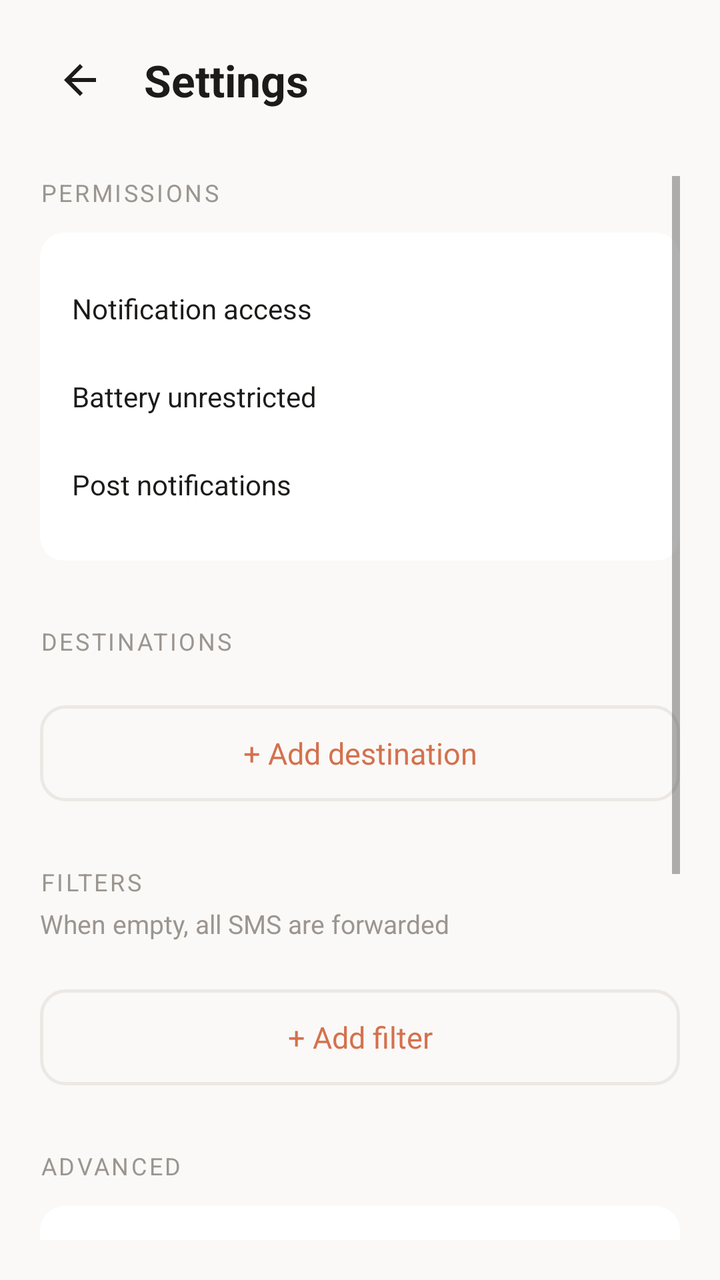
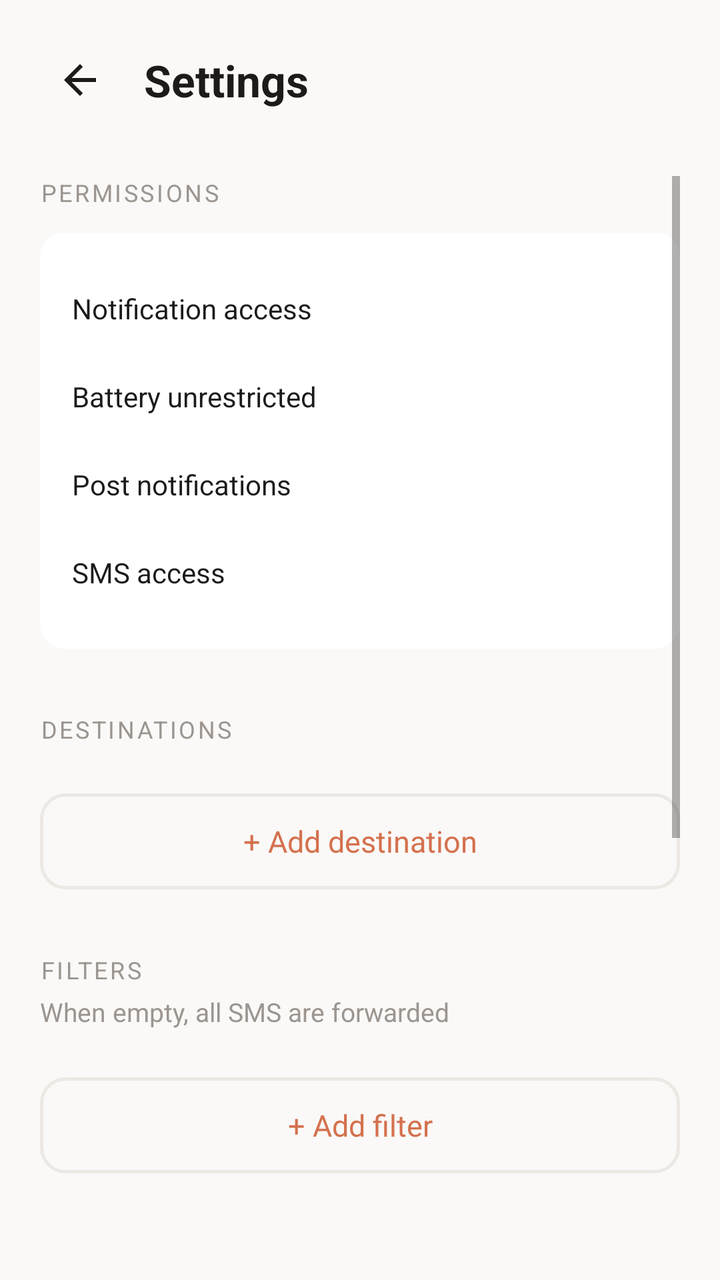

Before-and-after screenshots of an Android layout around one commit, followed by the original layout XML and the change that was made.
<!-- AndroidManifest.xml: application theme Theme.SmsForward -->
<!-- res/layout/activity_settings.xml -->
<?xml version="1.0" encoding="utf-8"?>
<LinearLayout xmlns:android="http://schemas.android.com/apk/res/android"
    android:layout_width="match_parent"
    android:layout_height="match_parent"
    android:orientation="vertical"
    android:background="@color/background"
    android:padding="20dp">

    
    <LinearLayout
        android:layout_width="match_parent"
        android:layout_height="wrap_content"
        android:orientation="horizontal"
        android:gravity="center_vertical"
        android:layout_marginBottom="28dp">

        <ImageView
            android:id="@+id/btn_back"
            android:layout_width="40dp"
            android:layout_height="40dp"
            android:src="@drawable/ic_back"
            android:padding="8dp"
            android:background="?attr/selectableItemBackgroundBorderless"
            android:contentDescription="Back" />

        <TextView
            android:layout_width="wrap_content"
            android:layout_height="wrap_content"
            android:text="Settings"
            android:textSize="22sp"
            android:textStyle="bold"
            android:textColor="@color/text_primary"
            android:layout_marginStart="12dp" />
    </LinearLayout>

    <ScrollView
        android:layout_width="match_parent"
        android:layout_height="match_parent">

        <LinearLayout
            android:layout_width="match_parent"
            android:layout_height="wrap_content"
            android:orientation="vertical">

            
            <TextView
                android:layout_width="wrap_content"
                android:layout_height="wrap_content"
                android:text="PERMISSIONS"
                android:textSize="12sp"
                android:textColor="@color/text_tertiary"
                android:letterSpacing="0.1"
                android:layout_marginBottom="12dp" />

            <androidx.cardview.widget.CardView
                android:layout_width="match_parent"
                android:layout_height="wrap_content"
                android:layout_marginBottom="32dp"
                xmlns:app="http://schemas.android.com/apk/res-auto"
                app:cardCornerRadius="12dp"
                app:cardElevation="0dp"
                app:cardBackgroundColor="@color/surface">

                <LinearLayout
                    android:layout_width="match_parent"
                    android:layout_height="wrap_content"
                    android:orientation="vertical"
                    android:padding="16dp">

                    <LinearLayout
                        android:id="@+id/row_notif_access"
                        android:layout_width="match_parent"
                        android:layout_height="44dp"
                        android:orientation="horizontal"
                        android:gravity="center_vertical"
                        android:background="?attr/selectableItemBackground">

                        <TextView
                            android:layout_width="0dp"
                            android:layout_height="wrap_content"
                            android:layout_weight="1"
                            android:text="Notification access"
                            android:textSize="14sp"
                            android:textColor="@color/text_primary" />

                        <TextView
                            android:id="@+id/tv_perm_notif_access"
                            android:layout_width="wrap_content"
                            android:layout_height="wrap_content"
                            android:textSize="13sp" />
                    </LinearLayout>

                    <LinearLayout
                        android:id="@+id/row_battery"
                        android:layout_width="match_parent"
                        android:layout_height="44dp"
                        android:orientation="horizontal"
                        android:gravity="center_vertical"
                        android:background="?attr/selectableItemBackground">

                        <TextView
                            android:layout_width="0dp"
                            android:layout_height="wrap_content"
                            android:layout_weight="1"
                            android:text="Battery unrestricted"
                            android:textSize="14sp"
                            android:textColor="@color/text_primary" />

                        <TextView
                            android:id="@+id/tv_perm_battery"
                            android:layout_width="wrap_content"
                            android:layout_height="wrap_content"
                            android:textSize="13sp" />
                    </LinearLayout>

                    <LinearLayout
                        android:id="@+id/row_notifications"
                        android:layout_width="match_parent"
                        android:layout_height="44dp"
                        android:orientation="horizontal"
                        android:gravity="center_vertical"
                        android:background="?attr/selectableItemBackground">

                        <TextView
                            android:layout_width="0dp"
                            android:layout_height="wrap_content"
                            android:layout_weight="1"
                            android:text="Post notifications"
                            android:textSize="14sp"
                            android:textColor="@color/text_primary" />

                        <TextView
                            android:id="@+id/tv_perm_notifications"
                            android:layout_width="wrap_content"
                            android:layout_height="wrap_content"
                            android:textSize="13sp" />
                    </LinearLayout>

                </LinearLayout>
            </androidx.cardview.widget.CardView>

            
            <TextView
                android:layout_width="wrap_content"
                android:layout_height="wrap_content"
                android:text="DESTINATIONS"
                android:textSize="12sp"
                android:textColor="@color/text_tertiary"
                android:letterSpacing="0.1"
                android:layout_marginBottom="12dp" />

            <TextView
                android:id="@+id/tv_no_destinations"
                android:layout_width="match_parent"
                android:layout_height="wrap_content"
                android:text="No destinations configured"
                android:textSize="14sp"
                android:textColor="@color/text_tertiary"
                android:textAlignment="center"
                android:padding="20dp"
                android:visibility="gone" />

            <androidx.recyclerview.widget.RecyclerView
                android:id="@+id/recycler_destinations"
                android:layout_width="match_parent"
                android:layout_height="wrap_content"
                android:nestedScrollingEnabled="false" />

            <TextView
                android:id="@+id/btn_add_destination"
                android:layout_width="match_parent"
                android:layout_height="48dp"
                android:text="+ Add destination"
                android:textSize="15sp"
                android:textColor="@color/primary"
                android:gravity="center"
                android:background="@drawable/btn_outline"
                android:layout_marginTop="12dp"
                android:layout_marginBottom="32dp" />

            
            <TextView
                android:layout_width="wrap_content"
                android:layout_height="wrap_content"
                android:text="FILTERS"
                android:textSize="12sp"
                android:textColor="@color/text_tertiary"
                android:letterSpacing="0.1"
                android:layout_marginBottom="4dp" />

            <TextView
                android:layout_width="wrap_content"
                android:layout_height="wrap_content"
                android:text="When empty, all SMS are forwarded"
                android:textSize="13sp"
                android:textColor="@color/text_tertiary"
                android:layout_marginBottom="12dp" />

            <androidx.recyclerview.widget.RecyclerView
                android:id="@+id/recycler_filters"
                android:layout_width="match_parent"
                android:layout_height="wrap_content"
                android:nestedScrollingEnabled="false" />

            <TextView
                android:id="@+id/btn_add_filter"
                android:layout_width="match_parent"
                android:layout_height="48dp"
                android:text="+ Add filter"
                android:textSize="15sp"
                android:textColor="@color/primary"
                android:gravity="center"
                android:background="@drawable/btn_outline"
                android:layout_marginTop="12dp"
                android:layout_marginBottom="32dp" />

            
            <TextView
                android:layout_width="wrap_content"
                android:layout_height="wrap_content"
                android:text="ADVANCED"
                android:textSize="12sp"
                android:textColor="@color/text_tertiary"
                android:letterSpacing="0.1"
                android:layout_marginBottom="12dp" />

            <androidx.cardview.widget.CardView
                android:layout_width="match_parent"
                android:layout_height="wrap_content"
                xmlns:app="http://schemas.android.com/apk/res-auto"
                app:cardCornerRadius="12dp"
                app:cardElevation="0dp"
                app:cardBackgroundColor="@color/surface">

                <LinearLayout
                    android:layout_width="match_parent"
                    android:layout_height="wrap_content"
                    android:orientation="vertical"
                    android:padding="16dp">

                    <LinearLayout
                        android:layout_width="match_parent"
                        android:layout_height="wrap_content"
                        android:orientation="horizontal"
                        android:gravity="center_vertical">

                        <LinearLayout
                            android:layout_width="0dp"
                            android:layout_height="wrap_content"
                            android:layout_weight="1"
                            android:orientation="vertical">

                            <TextView
                                android:layout_width="wrap_content"
                                android:layout_height="wrap_content"
                                android:text="Max retries"
                                android:textSize="15sp"
                                android:textColor="@color/text_primary" />

                            <TextView
                                android:layout_width="wrap_content"
                                android:layout_height="wrap_content"
                                android:text="Per failed message"
                                android:textSize="13sp"
                                android:textColor="@color/text_tertiary"
                                android:layout_marginTop="2dp" />
                        </LinearLayout>

                        <TextView
                            android:id="@+id/tv_retry_value"
                            android:layout_width="wrap_content"
                            android:layout_height="wrap_content"
                            android:text="5"
                            android:textSize="16sp"
                            android:textStyle="bold"
                            android:textColor="@color/primary"
                            android:layout_marginEnd="8dp" />
                    </LinearLayout>

                    <com.google.android.material.slider.Slider
                        android:id="@+id/slider_retries"
                        android:layout_width="match_parent"
                        android:layout_height="wrap_content"
                        android:valueFrom="1"
                        android:valueTo="20"
                        android:stepSize="1"
                        android:value="5"
                        android:layout_marginTop="4dp" />

                    <LinearLayout
                        android:layout_width="match_parent"
                        android:layout_height="wrap_content"
                        android:orientation="horizontal"
                        android:gravity="center_vertical"
                        android:layout_marginTop="16dp">

                        <LinearLayout
                            android:layout_width="0dp"
                            android:layout_height="wrap_content"
                            android:layout_weight="1"
                            android:orientation="vertical">

                            <TextView
                                android:layout_width="wrap_content"
                                android:layout_height="wrap_content"
                                android:text="Keep messages"
                                android:textSize="15sp"
                                android:textColor="@color/text_primary" />

                            <TextView
                                android:layout_width="wrap_content"
                                android:layout_height="wrap_content"
                                android:text="Auto-delete older messages"
                                android:textSize="13sp"
                                android:textColor="@color/text_tertiary"
                                android:layout_marginTop="2dp" />
                        </LinearLayout>

                        <TextView
                            android:id="@+id/tv_retention_value"
                            android:layout_width="wrap_content"
                            android:layout_height="wrap_content"
                            android:text="30 days"
                            android:textSize="16sp"
                            android:textStyle="bold"
                            android:textColor="@color/primary"
                            android:layout_marginEnd="8dp" />
                    </LinearLayout>

                    <com.google.android.material.slider.Slider
                        android:id="@+id/slider_retention"
                        android:layout_width="match_parent"
                        android:layout_height="wrap_content"
                        android:valueFrom="7"
                        android:valueTo="90"
                        android:stepSize="1"
                        android:value="30"
                        android:layout_marginTop="4dp" />

                    <LinearLayout
                        android:id="@+id/row_theme"
                        android:layout_width="match_parent"
                        android:layout_height="wrap_content"
                        android:orientation="horizontal"
                        android:gravity="center_vertical"
                        android:layout_marginTop="16dp"
                        android:background="?attr/selectableItemBackground"
                        android:padding="4dp">

                        <LinearLayout
                            android:layout_width="0dp"
                            android:layout_height="wrap_content"
                            android:layout_weight="1"
                            android:orientation="vertical">

                            <TextView
                                android:layout_width="wrap_content"
                                android:layout_height="wrap_content"
                                android:text="Theme"
                                android:textSize="15sp"
                                android:textColor="@color/text_primary" />

                            <TextView
                                android:layout_width="wrap_content"
                                android:layout_height="wrap_content"
                                android:text="Light, dark, or follow system"
                                android:textSize="13sp"
                                android:textColor="@color/text_tertiary"
                                android:layout_marginTop="2dp" />
                        </LinearLayout>

                        <TextView
                            android:id="@+id/tv_theme_value"
                            android:layout_width="wrap_content"
                            android:layout_height="wrap_content"
                            android:text="System"
                            android:textSize="14sp"
                            android:textStyle="bold"
                            android:textColor="@color/primary" />
                    </LinearLayout>
                </LinearLayout>
            </androidx.cardview.widget.CardView>

        </LinearLayout>
    </ScrollView>
</LinearLayout>
<!-- resources referenced by this layout -->
<resources>
  <color name="background">#FAF9F7</color>
  <color name="primary">#D4714E</color>
  <color name="surface">#FFFFFF</color>
  <color name="text_primary">#1C1B1A</color>
  <color name="text_tertiary">#9C9590</color>
  <!-- drawable btn_outline (drawable) -->
  <?xml version="1.0" encoding="utf-8"?>
  <shape xmlns:android="http://schemas.android.com/apk/res/android">
      <solid android:color="@android:color/transparent" />
      <stroke android:width="1.5dp" android:color="@color/border" />
      <corners android:radius="12dp" />
  </shape>
  <!-- drawable ic_back (drawable) -->
  <?xml version="1.0" encoding="utf-8"?>
  <vector xmlns:android="http://schemas.android.com/apk/res/android"
      android:width="24dp"
      android:height="24dp"
      android:viewportWidth="24"
      android:viewportHeight="24">
      <path
          android:fillColor="@color/text_primary"
          android:pathData="M20,11H7.83l5.59,-5.59L12,4l-8,8l8,8l1.41,-1.41L7.83,13H20v-2z"/>
  </vector>
  <style name="Theme.SmsForward" parent="Theme.MaterialComponents.Light.NoActionBar">
          <item name="colorPrimary">@color/primary</item>
          <item name="colorPrimaryDark">@color/primary_dark</item>
          <item name="colorAccent">@color/accent</item>
          <item name="android:windowBackground">@color/background</item>
          <item name="android:statusBarColor">@color/background</item>
          <item name="android:windowLightStatusBar">true</item>
      </style>
  <color name="border">#EDE8E3</color>
  <color name="primary_dark">#B85A3A</color>
  <color name="accent">#D4714E</color>
</resources>

<!-- the commit's change to res/layout/activity_settings.xml (unified diff, before → after) -->
@@ -136,6 +136,29 @@
                             android:textSize="13sp" />
                     </LinearLayout>
 
+                    <LinearLayout
+                        android:id="@+id/row_sms"
+                        android:layout_width="match_parent"
+                        android:layout_height="44dp"
+                        android:orientation="horizontal"
+                        android:gravity="center_vertical"
+                        android:background="?attr/selectableItemBackground">
+
+                        <TextView
+                            android:layout_width="0dp"
+                            android:layout_height="wrap_content"
+                            android:layout_weight="1"
+                            android:text="SMS access"
+                            android:textSize="14sp"
+                            android:textColor="@color/text_primary" />
+
+                        <TextView
+                            android:id="@+id/tv_perm_sms"
+                            android:layout_width="wrap_content"
+                            android:layout_height="wrap_content"
+                            android:textSize="13sp" />
+                    </LinearLayout>
+
                 </LinearLayout>
             </androidx.cardview.widget.CardView>
 
